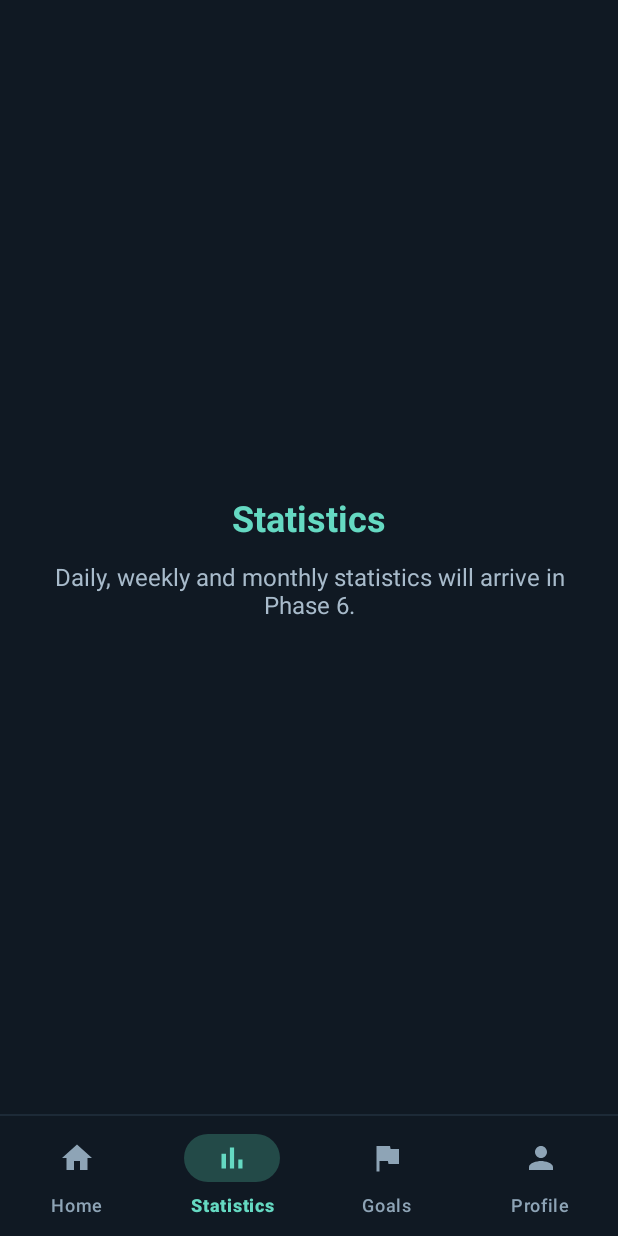
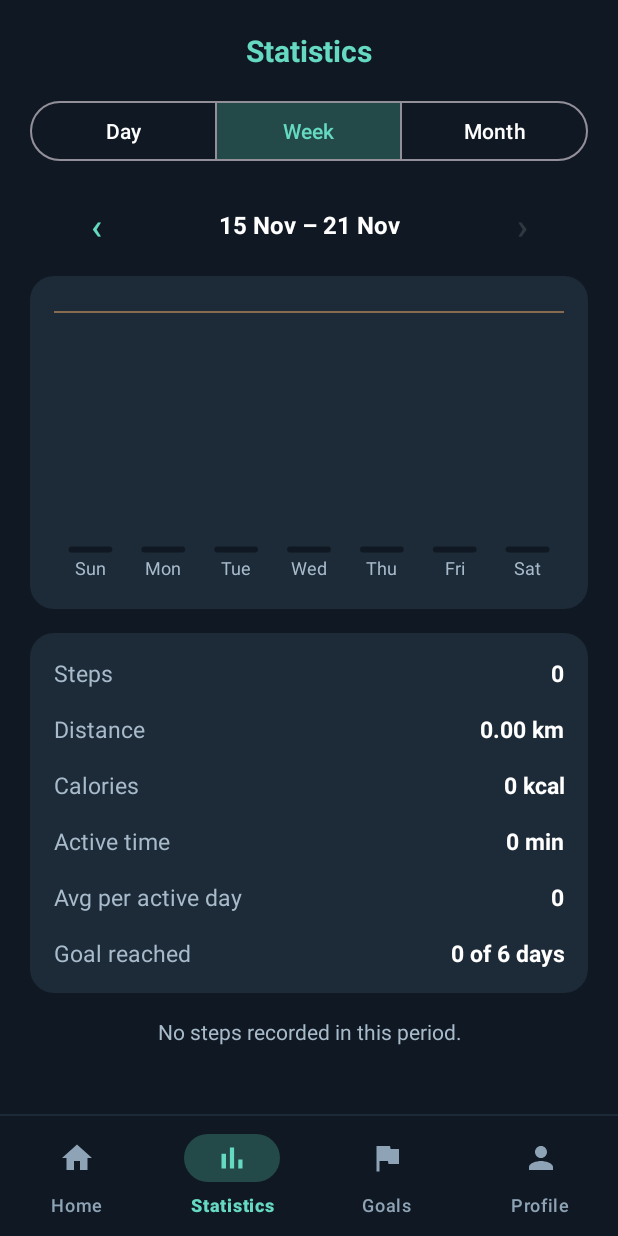
Before and after one commit to mohiuddinramzan/steptrack-pro, an Android app: the screen it shows after launch (MainActivity), item 2 of the bottom bar chosen, on a phone screen of 412 x 824 dp. Run offline under Robolectric (Android 15) with nearby library versions, the phone set to English and light mode, and no system bars; our stand-ins replace Room's generated code.

Commit message:
Add Phase 6 statistics screen with day, week and month views

```diff
--- a/app/src/main/java/com/steptrack/pro/MainActivity.kt
+++ b/app/src/main/java/com/steptrack/pro/MainActivity.kt
@@ -6,6 +6,7 @@ import androidx.fragment.app.Fragment
 import com.steptrack.pro.databinding.ActivityMainBinding
 import com.steptrack.pro.ui.HomeFragment
 import com.steptrack.pro.ui.SectionFragment
+import com.steptrack.pro.ui.StatisticsFragment
 
 class MainActivity : AppCompatActivity() {
 
@@ -31,7 +32,7 @@ class MainActivity : AppCompatActivity() {
     private fun fragmentFor(itemId: Int): Fragment? = when (itemId) {
         R.id.nav_home -> HomeFragment()
         R.id.nav_statistics ->
-            SectionFragment.newInstance(R.string.statistics_title, R.string.statistics_note)
+            StatisticsFragment()
         R.id.nav_goals ->
             SectionFragment.newInstance(R.string.goals_title, R.string.goals_note)
         R.id.nav_profile ->
--- /dev/null
+++ b/app/src/main/java/com/steptrack/pro/ui/StatisticsFragment.kt
@@ -0,0 +1,183 @@
+package com.steptrack.pro.ui
+
+import android.os.Bundle
+import android.view.View
+import android.widget.TextView
+import androidx.fragment.app.Fragment
+import androidx.lifecycle.Lifecycle
+import androidx.lifecycle.lifecycleScope
+import androidx.lifecycle.repeatOnLifecycle
+import com.steptrack.pro.R
+import com.steptrack.pro.data.DailyActivity
+import com.steptrack.pro.data.StepRepository
+import com.steptrack.pro.data.UserProfile
+import com.steptrack.pro.database.AppDatabase
+import com.steptrack.pro.databinding.FragmentStatisticsBinding
+import com.steptrack.pro.utils.DashboardUtils
+import com.steptrack.pro.utils.Period
+import com.steptrack.pro.utils.StatsMode
+import com.steptrack.pro.utils.StatsUtils
+import kotlinx.coroutines.ExperimentalCoroutinesApi
+import kotlinx.coroutines.flow.MutableStateFlow
+import kotlinx.coroutines.flow.flatMapLatest
+import kotlinx.coroutines.flow.map
+import kotlinx.coroutines.launch
+import java.text.NumberFormat
+import java.time.DayOfWeek
+import java.time.LocalDate
+import java.time.format.DateTimeFormatter
+import java.time.format.DateTimeParseException
+import java.time.temporal.WeekFields
+import java.util.Locale
+
+class StatisticsFragment : Fragment(R.layout.fragment_statistics) {
+
+    private data class Query(val mode: StatsMode, val anchor: LocalDate)
+    private data class Render(val query: Query, val period: Period, val rows: List<DailyActivity>)
+
+    private var _binding: FragmentStatisticsBinding? = null
+    private val binding get() = _binding!!
+
+    private lateinit var repository: StepRepository
+    private val profile = UserProfile()
+    private val query = MutableStateFlow(Query(StatsMode.WEEK, LocalDate.now()))
+
+    private val firstDay: DayOfWeek
+        get() = WeekFields.of(Locale.getDefault()).firstDayOfWeek
+
+    override fun onCreate(savedInstanceState: Bundle?) {
+        super.onCreate(savedInstanceState)
+        val mode = savedInstanceState?.getString(KEY_MODE)
+        val anchor = savedInstanceState?.getString(KEY_ANCHOR)
+        if (mode != null && anchor != null) {
+            try {
+                query.value = Query(StatsMode.valueOf(mode), LocalDate.parse(anchor))
+            } catch (e: IllegalArgumentException) {
+                // Keep the default query.
+            } catch (e: DateTimeParseException) {
+                // Keep the default query.
+            }
+        }
+    }
+
+    override fun onSaveInstanceState(outState: Bundle) {
+        super.onSaveInstanceState(outState)
+        outState.putString(KEY_MODE, query.value.mode.name)
+        outState.putString(KEY_ANCHOR, query.value.anchor.toString())
+    }
+
+    @OptIn(ExperimentalCoroutinesApi::class)
+    override fun onViewCreated(view: View, savedInstanceState: Bundle?) {
+        super.onViewCreated(view, savedInstanceState)
+        _binding = FragmentStatisticsBinding.bind(view)
+        repository = StepRepository(AppDatabase.get(requireContext().applicationContext))
+
+        binding.modeGroup.check(
+            when (query.value.mode) {
+                StatsMode.DAY -> R.id.modeDay
+                StatsMode.WEEK -> R.id.modeWeek
+                StatsMode.MONTH -> R.id.modeMonth
+            }
+        )
+        binding.modeGroup.addOnButtonCheckedListener { _, checkedId, isChecked ->
+            if (!isChecked) return@addOnButtonCheckedListener
+            val mode = when (checkedId) {
+                R.id.modeDay -> StatsMode.DAY
+                R.id.modeMonth -> StatsMode.MONTH
+                else -> StatsMode.WEEK
+            }
+            query.value = query.value.copy(mode = mode)
+        }
+        binding.prevButton.setOnClickListener { move(-1) }
+        binding.nextButton.setOnClickListener { move(1) }
+
+        viewLifecycleOwner.lifecycleScope.launch {
+            viewLifecycleOwner.repeatOnLifecycle(Lifecycle.State.STARTED) {
+                query
+                    .flatMapLatest { q ->
+                        val period = StatsUtils.periodFor(q.mode, q.anchor, firstDay)
+                        repository.observeRange(period.start.toString(), period.end.toString())
+                            .map { rows -> Render(q, period, rows) }
+                    }
+                    .collect { render(it) }
+            }
+        }
+    }
+
+    override fun onDestroyView() {
+        _binding = null
+        super.onDestroyView()
+    }
+
+    private fun move(delta: Int) {
+        val q = query.value
+        if (delta > 0 && !StatsUtils.canGoForward(q.mode, q.anchor, LocalDate.now(), firstDay)) return
+        query.value = q.copy(anchor = StatsUtils.shift(q.mode, q.anchor, delta))
+    }
+
+    private fun render(r: Render) {
+        val today = LocalDate.now()
+        val q = r.query
+        val summary = StatsUtils.summarize(r.rows, r.period, today)
+        val number = NumberFormat.getInstance()
+
+        binding.periodLabel.text = StatsUtils.periodLabel(q.mode, r.period)
+
+        val canForward = StatsUtils.canGoForward(q.mode, q.anchor, today, firstDay)
+        binding.nextButton.isEnabled = canForward
+        binding.nextButton.alpha = if (canForward) 1f else 0.35f
+
+        if (q.mode == StatsMode.DAY) {
+            binding.chartCard.visibility = View.GONE
+        } else {
+            binding.chartCard.visibility = View.VISIBLE
+            binding.statsChart.setData(
+                StatsUtils.buildBars(r.rows, r.period, q.mode),
+                profile.stepGoal,
+                if (q.mode == StatsMode.MONTH) 5 else 1,
+                today.toString()
+            )
+        }
+
+        binding.summaryContainer.removeAllViews()
+        addRow(R.string.stat_steps, number.format(summary.totalSteps))
+        addRow(R.string.stat_distance, getString(R.string.value_km, summary.distanceKm))
+        addRow(R.string.stat_calories, getString(R.string.value_kcal, summary.calories))
+        addRow(R.string.stat_time, DashboardUtils.formatDuration(summary.activeSeconds))
+
+        if (q.mode == StatsMode.DAY) {
+            addRow(
+                R.string.stat_goal,
+                getString(if (summary.goalDays > 0) R.string.answer_yes else R.string.answer_no)
+            )
+        } else {
+            addRow(R.string.stat_avg, number.format(summary.avgStepsPerActiveDay))
+            summary.bestDate?.let { date ->
+                val shortDate = LocalDate.parse(date)
+                    .format(DateTimeFormatter.ofPattern("d MMM", Locale.getDefault()))
+                addRow(
+                    R.string.stat_best,
+                    getString(R.string.best_format, number.format(summary.bestSteps), shortDate)
+                )
+            }
+            addRow(
+                R.string.stat_goal,
+                getString(R.string.goal_days_format, summary.goalDays, summary.dayCount)
+            )
+        }
+
+        binding.emptyText.visibility = if (summary.totalSteps == 0) View.VISIBLE else View.GONE
+    }
+
+    private fun addRow(labelRes: Int, value: String) {
+        val row = layoutInflater.inflate(R.layout.item_stat_row, binding.summaryContainer, false)
+        row.findViewById<TextView>(R.id.statLabel).setText(labelRes)
+        row.findViewById<TextView>(R.id.statValue).text = value
+        binding.summaryContainer.addView(row)
+    }
+
+    companion object {
+        private const val KEY_MODE = "stats_mode"
+        private const val KEY_ANCHOR = "stats_anchor"
+    }
+}
--- a/app/src/main/java/com/steptrack/pro/ui/WeeklyBarChartView.kt
+++ b/app/src/main/java/com/steptrack/pro/ui/WeeklyBarChartView.kt
@@ -10,7 +10,10 @@ import androidx.core.content.ContextCompat
 import com.steptrack.pro.R
 import com.steptrack.pro.utils.DayBar
 
-/** Simple bar chart: one bar per day, today highlighted, thin line marking the daily goal. */
+/**
+ * Bar chart with one bar per day. The bar whose date equals [highlightKey] is drawn in the
+ * primary color, and a thin line marks the daily goal.
+ */
 class WeeklyBarChartView @JvmOverloads constructor(
     context: Context,
     attrs: AttributeSet? = null,
@@ -19,6 +22,8 @@ class WeeklyBarChartView @JvmOverloads constructor(
 
     private var bars: List<DayBar> = emptyList()
     private var goal: Int = 0
+    private var labelEvery: Int = 1
+    private var highlightKey: String? = null
 
     private fun dp(value: Float) = value * resources.displayMetrics.density
 
@@ -44,9 +49,20 @@ class WeeklyBarChartView @JvmOverloads constructor(
         )
     }
 
-    fun setData(newBars: List<DayBar>, dailyGoal: Int) {
+    /**
+     * @param labelEvery draw a label under every n-th bar (use more than 1 when there are many bars)
+     * @param highlightKey date key to highlight, by default the last bar (today on the Home screen)
+     */
+    fun setData(
+        newBars: List<DayBar>,
+        dailyGoal: Int,
+        labelEvery: Int = 1,
+        highlightKey: String? = newBars.lastOrNull()?.dateKey
+    ) {
         bars = newBars
         goal = dailyGoal
+        this.labelEvery = labelEvery.coerceAtLeast(1)
+        this.highlightKey = highlightKey
         invalidate()
     }
 
@@ -61,12 +77,15 @@ class WeeklyBarChartView @JvmOverloads constructor(
         val maxValue = maxOf(goal, bars.maxOf { it.steps }, 1)
 
         val slot = (width - paddingLeft - paddingRight).toFloat() / bars.size
-        val barWidth = slot * 0.5f
-        val radius = dp(6f)
+        val barWidth = slot * 0.6f
+        val radius = minOf(dp(6f), barWidth / 2f)
 
         if (goal > 0) {
             val goalY = chartBottom - chartHeight * (goal.toFloat() / maxValue)
-            canvas.drawLine(paddingLeft.toFloat(), goalY, (width - paddingRight).toFloat(), goalY, goalPaint)
+            canvas.drawLine(
+                paddingLeft.toFloat(), goalY,
+                (width - paddingRight).toFloat(), goalY, goalPaint
+            )
         }
 
         bars.forEachIndexed { index, bar ->
@@ -74,13 +93,14 @@ class WeeklyBarChartView @JvmOverloads constructor(
             val barHeight = maxOf(chartHeight * (bar.steps.toFloat() / maxValue), dp(4f))
             val paint = when {
                 bar.steps == 0 -> emptyPaint
-                index == bars.lastIndex -> todayPaint
+                bar.dateKey == highlightKey -> todayPaint
                 else -> pastPaint
             }
             canvas.drawRoundRect(
                 left, chartBottom - barHeight, left + barWidth, chartBottom,
                 radius, radius, paint
             )
+            if (index % labelEvery == 0) {
                 canvas.drawText(
                     bar.label,
                     paddingLeft + index * slot + slot / 2f,
@@ -90,3 +110,4 @@ class WeeklyBarChartView @JvmOverloads constructor(
             }
         }
     }
+}
--- /dev/null
+++ b/app/src/main/java/com/steptrack/pro/utils/StatsUtils.kt
@@ -0,0 +1,121 @@
+package com.steptrack.pro.utils
+
+import com.steptrack.pro.data.DailyActivity
+import java.time.DayOfWeek
+import java.time.LocalDate
+import java.time.format.DateTimeFormatter
+import java.time.format.FormatStyle
+import java.time.format.TextStyle
+import java.time.temporal.ChronoUnit
+import java.time.temporal.TemporalAdjusters
+import java.util.Locale
+
+enum class StatsMode { DAY, WEEK, MONTH }
+
+data class Period(val start: LocalDate, val end: LocalDate)
+
+data class PeriodSummary(
+    val totalSteps: Int,
+    val distanceKm: Double,
+    val calories: Double,
+    val activeSeconds: Long,
+    val activeDays: Int,
+    val avgStepsPerActiveDay: Int,
+    val bestDate: String?,
+    val bestSteps: Int,
+    val goalDays: Int,
+    /** Days of the period that have already started (future days are not counted). */
+    val dayCount: Int
+)
+
+object StatsUtils {
+
+    fun periodFor(mode: StatsMode, anchor: LocalDate, firstDayOfWeek: DayOfWeek): Period =
+        when (mode) {
+            StatsMode.DAY -> Period(anchor, anchor)
+            StatsMode.WEEK -> {
+                val start = anchor.with(TemporalAdjusters.previousOrSame(firstDayOfWeek))
+                Period(start, start.plusDays(6))
+            }
+            StatsMode.MONTH -> {
+                val start = anchor.withDayOfMonth(1)
+                Period(start, start.plusMonths(1).minusDays(1))
+            }
+        }
+
+    fun shift(mode: StatsMode, anchor: LocalDate, delta: Int): LocalDate =
+        when (mode) {
+            StatsMode.DAY -> anchor.plusDays(delta.toLong())
+            StatsMode.WEEK -> anchor.plusWeeks(delta.toLong())
+            StatsMode.MONTH -> anchor.plusMonths(delta.toLong())
+        }
+
+    /** True if the next period has already started (we never show the future). */
+    fun canGoForward(
+        mode: StatsMode,
+        anchor: LocalDate,
+        today: LocalDate,
+        firstDayOfWeek: DayOfWeek
+    ): Boolean {
+        val next = periodFor(mode, shift(mode, anchor, 1), firstDayOfWeek)
+        return !next.start.isAfter(today)
+    }
+
+    /** One bar per day of the period (days without data have zero steps). */
+    fun buildBars(
+        rows: List<DailyActivity>,
+        period: Period,
+        mode: StatsMode,
+        locale: Locale = Locale.getDefault()
+    ): List<DayBar> {
+        val byDate = rows.associateBy { it.date }
+        val days = (ChronoUnit.DAYS.between(period.start, period.end) + 1).toInt()
+        return (0 until days).map { i ->
+            val day = period.start.plusDays(i.toLong())
+            val key = day.toString()
+            val label = if (mode == StatsMode.MONTH) {
+                day.dayOfMonth.toString()
+            } else {
+                day.dayOfWeek.getDisplayName(TextStyle.SHORT, locale)
+            }
+            DayBar(key, label, byDate[key]?.totalSteps ?: 0)
+        }
+    }
+
+    fun summarize(rows: List<DailyActivity>, period: Period, today: LocalDate): PeriodSummary {
+        val startKey = period.start.toString()
+        val endKey = period.end.toString()
+        val inPeriod = rows.filter { it.date >= startKey && it.date <= endKey }
+        val active = inPeriod.filter { it.totalSteps > 0 }
+        val total = inPeriod.sumOf { it.totalSteps }
+        val best = active.maxByOrNull { it.totalSteps }
+
+        val lastDay = if (period.end.isAfter(today)) today else period.end
+        val dayCount = (ChronoUnit.DAYS.between(period.start, lastDay) + 1).toInt().coerceAtLeast(0)
+
+        return PeriodSummary(
+            totalSteps = total,
+            distanceKm = inPeriod.sumOf { it.distanceKm },
+            calories = inPeriod.sumOf { it.calories },
+            activeSeconds = inPeriod.sumOf { it.activeSeconds },
+            activeDays = active.size,
+            avgStepsPerActiveDay = if (active.isEmpty()) 0 else total / active.size,
+            bestDate = best?.date,
+            bestSteps = best?.totalSteps ?: 0,
+            goalDays = inPeriod.count { it.goalCompleted },
+            dayCount = dayCount
+        )
+    }
+
+    fun periodLabel(mode: StatsMode, period: Period, locale: Locale = Locale.getDefault()): String =
+        when (mode) {
+            StatsMode.DAY -> period.start.format(
+                DateTimeFormatter.ofLocalizedDate(FormatStyle.MEDIUM).withLocale(locale)
+            )
+            StatsMode.WEEK -> {
+                val short = DateTimeFormatter.ofPattern("d MMM", locale)
+                period.start.format(short) + " – " + period.end.format(short)
+            }
+            StatsMode.MONTH -> period.start.format(DateTimeFormatter.ofPattern("LLLL yyyy", locale))
+        }
+}
--- /dev/null
+++ b/app/src/main/res/layout/fragment_statistics.xml
@@ -0,0 +1,136 @@
+<?xml version="1.0" encoding="utf-8"?>
+<ScrollView xmlns:android="http://schemas.android.com/apk/res/android"
+    xmlns:app="http://schemas.android.com/apk/res-auto"
+    android:layout_width="match_parent"
+    android:layout_height="match_parent"
+    android:fillViewport="true">
+
+    <LinearLayout
+        android:layout_width="match_parent"
+        android:layout_height="wrap_content"
+        android:orientation="vertical"
+        android:padding="20dp">
+
+        <TextView
+            android:layout_width="wrap_content"
+            android:layout_height="wrap_content"
+            android:layout_gravity="center_horizontal"
+            android:text="@string/statistics_title"
+            android:textColor="@color/st_primary"
+            android:textSize="20sp"
+            android:textStyle="bold" />
+
+        <com.google.android.material.button.MaterialButtonToggleGroup
+            android:id="@+id/modeGroup"
+            android:layout_width="match_parent"
+            android:layout_height="wrap_content"
+            android:layout_marginTop="16dp"
+            app:selectionRequired="true"
+            app:singleSelection="true">
+
+            <com.google.android.material.button.MaterialButton
+                android:id="@+id/modeDay"
+                style="?attr/materialButtonOutlinedStyle"
+                android:layout_width="0dp"
+                android:layout_height="wrap_content"
+                android:layout_weight="1"
+                android:text="@string/mode_day" />
+
+            <com.google.android.material.button.MaterialButton
+                android:id="@+id/modeWeek"
+                style="?attr/materialButtonOutlinedStyle"
+                android:layout_width="0dp"
+                android:layout_height="wrap_content"
+                android:layout_weight="1"
+                android:text="@string/mode_week" />
+
+            <com.google.android.material.button.MaterialButton
+                android:id="@+id/modeMonth"
+                style="?attr/materialButtonOutlinedStyle"
+                android:layout_width="0dp"
+                android:layout_height="wrap_content"
+                android:layout_weight="1"
+                android:text="@string/mode_month" />
+
+        </com.google.android.material.button.MaterialButtonToggleGroup>
+
+        <LinearLayout
+            android:layout_width="match_parent"
+            android:layout_height="wrap_content"
+            android:layout_marginTop="12dp"
+            android:gravity="center_vertical"
+            android:orientation="horizontal">
+
+            <com.google.android.material.button.MaterialButton
+                android:id="@+id/prevButton"
+                style="@style/Widget.Material3.Button.TextButton"
+                android:layout_width="wrap_content"
+                android:layout_height="wrap_content"
+                android:contentDescription="@string/prev_desc"
+                android:text="‹"
+                android:textSize="24sp" />
+
+            <TextView
+                android:id="@+id/periodLabel"
+                android:layout_width="0dp"
+                android:layout_height="wrap_content"
+                android:layout_weight="1"
+                android:gravity="center"
+                android:textColor="@color/st_text"
+                android:textSize="16sp"
+                android:textStyle="bold" />
+
+            <com.google.android.material.button.MaterialButton
+                android:id="@+id/nextButton"
+                style="@style/Widget.Material3.Button.TextButton"
+                android:layout_width="wrap_content"
+                android:layout_height="wrap_content"
+                android:contentDescription="@string/next_desc"
+                android:text="›"
+                android:textSize="24sp" />
+
+        </LinearLayout>
+
+        <LinearLayout
+            android:id="@+id/chartCard"
+            android:layout_width="match_parent"
+            android:layout_height="wrap_content"
+            android:layout_marginTop="8dp"
+            android:background="@drawable/bg_card"
+            android:orientation="vertical"
+            android:padding="16dp">
+
+            <com.steptrack.pro.ui.WeeklyBarChartView
+                android:id="@+id/statsChart"
+                android:layout_width="match_parent"
+                android:layout_height="190dp"
+                android:contentDescription="@string/stats_chart_desc" />
+
+        </LinearLayout>
+
+        <LinearLayout
+            android:id="@+id/summaryContainer"
+            android:layout_width="match_parent"
+            android:layout_height="wrap_content"
+            android:layout_marginTop="16dp"
+            android:background="@drawable/bg_card"
+            android:orientation="vertical"
+            android:paddingStart="16dp"
+            android:paddingTop="8dp"
+            android:paddingEnd="16dp"
+            android:paddingBottom="8dp" />
+
+        <TextView
+            android:id="@+id/emptyText"
+            android:layout_width="match_parent"
+            android:layout_height="wrap_content"
+            android:layout_marginTop="16dp"
+            android:gravity="center"
+            android:text="@string/stats_empty"
+            android:textColor="@color/st_muted"
+            android:textSize="14sp"
+            android:visibility="gone" />
+
+    </LinearLayout>
+
+</ScrollView>
--- /dev/null
+++ b/app/src/main/res/layout/item_stat_row.xml
@@ -0,0 +1,27 @@
+<?xml version="1.0" encoding="utf-8"?>
+<LinearLayout xmlns:android="http://schemas.android.com/apk/res/android"
+    android:layout_width="match_parent"
+    android:layout_height="wrap_content"
+    android:orientation="horizontal"
+    android:paddingTop="8dp"
+    android:paddingBottom="8dp">
+
+    <TextView
+        android:id="@+id/statLabel"
+        android:layout_width="0dp"
+        android:layout_height="wrap_content"
+        android:layout_weight="1"
+        android:textColor="@color/st_muted"
+        android:textSize="15sp" />
+
+    <TextView
+        android:id="@+id/statValue"
+        android:layout_width="wrap_content"
+        android:layout_height="wrap_content"
+        android:layout_marginStart="12dp"
+        android:gravity="end"
+        android:textColor="@color/st_text"
+        android:textSize="15sp"
+        android:textStyle="bold" />
+
+</LinearLayout>
--- a/app/src/main/res/values/strings.xml
+++ b/app/src/main/res/values/strings.xml
@@ -53,4 +53,24 @@
     <string name="goals_note">Goal editing, streaks and achievements will arrive in Phase 7.</string>
     <string name="profile_title">Profile</string>
     <string name="profile_note">Height, weight and personal goal settings will arrive in Phase 7.</string>
+
+    <string name="mode_day">Day</string>
+    <string name="mode_week">Week</string>
+    <string name="mode_month">Month</string>
+    <string name="prev_desc">Previous period</string>
+    <string name="next_desc">Next period</string>
+    <string name="stats_chart_desc">Steps per day</string>
+    <string name="stats_empty">No steps recorded in this period.</string>
+
+    <string name="stat_steps">Steps</string>
+    <string name="stat_distance">Distance</string>
+    <string name="stat_calories">Calories</string>
+    <string name="stat_time">Active time</string>
+    <string name="stat_avg">Avg per active day</string>
+    <string name="stat_best">Best day</string>
+    <string name="stat_goal">Goal reached</string>
+    <string name="answer_yes">Yes</string>
+    <string name="answer_no">No</string>
+    <string name="goal_days_format">%1$d of %2$d days</string>
+    <string name="best_format">%1$s (%2$s)</string>
 </resources>
```
Also changed, not shown: 1 other file. Lines whose indentation alone changed are shown as unchanged.
